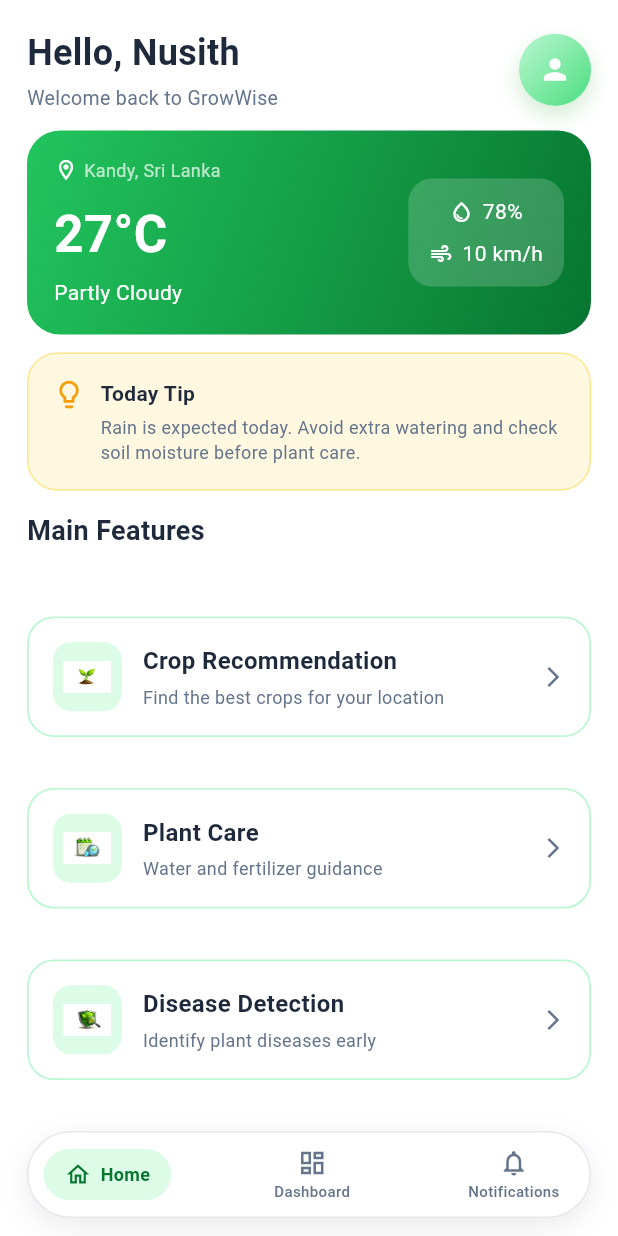
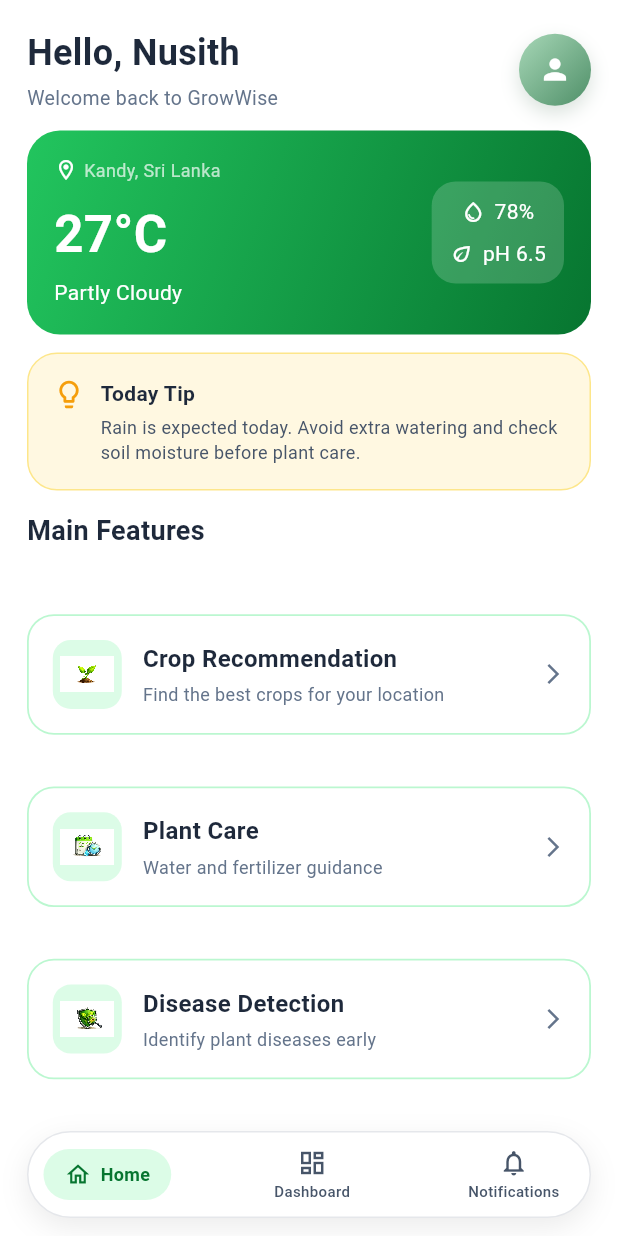
Before and after one commit to nykendelpitiya/GrowWise-mobile-app, a Flutter app: the HomeScreen screen opened directly, on a phone screen of 412 x 824 dp. Run offline on Flutter 3.47's test engine with Material 3 defaults, Android fonts, the phone set to English and light mode, and no system bars.

Commit message:
Home UI Updated

```diff
--- a/lib/features/home/presentation/home_screen.dart
+++ b/lib/features/home/presentation/home_screen.dart
@@ -38,7 +38,7 @@ class HomeScreen extends StatelessWidget {
                 ),
               ),
 
-              const SizedBox(height: 10),
+              const SizedBox(height: 8),
 
               Expanded(
                 child: Column(
--- a/lib/features/home/presentation/widgets/feature_card.dart
+++ b/lib/features/home/presentation/widgets/feature_card.dart
@@ -42,11 +42,14 @@ class FeatureCard extends StatelessWidget {
               ),
               child: Center(
                 child: SizedBox(
-                  width: 32,
-                  height: 32,
+                  width: 36,
+                  height: 36,
                   child: FittedBox(
                     fit: BoxFit.contain,
-                    child: Image.asset(iconPath),
+                    child: Image.asset(
+                      iconPath,
+                      filterQuality: FilterQuality.high,
+                    ),
                   ),
                 ),
               ),
--- a/lib/features/home/presentation/widgets/home_bottom_nav.dart
+++ b/lib/features/home/presentation/widgets/home_bottom_nav.dart
@@ -64,6 +64,8 @@ class _NavItem extends StatelessWidget {
 
   @override
   Widget build(BuildContext context) {
+    const inactiveNavColor = Color(0xFF475569);
+
     if (active) {
       return Container(
         padding: const EdgeInsets.symmetric(horizontal: 14, vertical: 8),
@@ -100,7 +102,7 @@ class _NavItem extends StatelessWidget {
           Icon(
             icon,
             size: 20,
-            color: kTextLight,
+            color: inactiveNavColor,
           ),
           const SizedBox(height: 2),
           Text(
@@ -108,7 +110,7 @@ class _NavItem extends StatelessWidget {
             style: const TextStyle(
               fontSize: 10,
               fontWeight: FontWeight.w500,
-              color: kTextLight,
+              color: inactiveNavColor,
             ),
           ),
         ],
--- a/lib/features/home/presentation/widgets/home_header.dart
+++ b/lib/features/home/presentation/widgets/home_header.dart
@@ -42,8 +42,8 @@ class HomeHeader extends StatelessWidget {
 
             gradient: const LinearGradient(
               colors: [
-                Color(0xFFBBF7D0),
-                Color(0xFF4ADE80),
+                Color(0xFFA7D7B7),
+                Color(0xFF4F8F68),
               ],
               begin: Alignment.topLeft,
               end: Alignment.bottomRight,
@@ -52,9 +52,9 @@ class HomeHeader extends StatelessWidget {
 
             boxShadow: [
               BoxShadow(
-                color: Colors.green.withOpacity(0.25),
-                blurRadius: 12,
-                offset: const Offset(0, 6),
+                color: const Color(0xFF2F5D3E).withOpacity(0.18),
+                blurRadius: 10,
+                offset: const Offset(0, 5),
               ),
             ],
           ),
--- a/lib/features/home/presentation/widgets/today_tip_card.dart
+++ b/lib/features/home/presentation/widgets/today_tip_card.dart
@@ -48,7 +48,7 @@ class TodayTipCard extends StatelessWidget {
                   style: TextStyle(
                     fontSize: 12,
                     height: 1.45,
-                    color: kTextLight,
+                    color: Color(0xFF475569),
                   ),
                 ),
               ],
--- a/lib/features/home/presentation/widgets/weather_summary_card.dart
+++ b/lib/features/home/presentation/widgets/weather_summary_card.dart
@@ -56,14 +56,17 @@ class WeatherSummaryCard extends StatelessWidget {
               ],
             ),
           ),
+
+
           Container(
-            padding: const EdgeInsets.symmetric(horizontal: 14, vertical: 12),
+            padding: const EdgeInsets.symmetric(horizontal: 12, vertical: 10),
             decoration: BoxDecoration(
               color: Colors.white.withOpacity(0.18),
               borderRadius: BorderRadius.circular(16),
             ),
             child: const Column(
               children: [
+
                 Row(
                   children: [
                     Icon(Icons.water_drop_outlined,
@@ -76,12 +79,15 @@ class WeatherSummaryCard extends StatelessWidget {
                   ],
                 ),
                 SizedBox(height: 8),
+
+
                 Row(
                   children: [
-                    Icon(Icons.air, color: Colors.white, size: 16),
+                    Icon(Icons.eco_outlined,
+                        color: Colors.white, size: 16),
                     SizedBox(width: 6),
                     Text(
-                      "10 km/h",
+                      "pH 6.5",
                       style: TextStyle(color: Colors.white),
                     ),
                   ],
```
